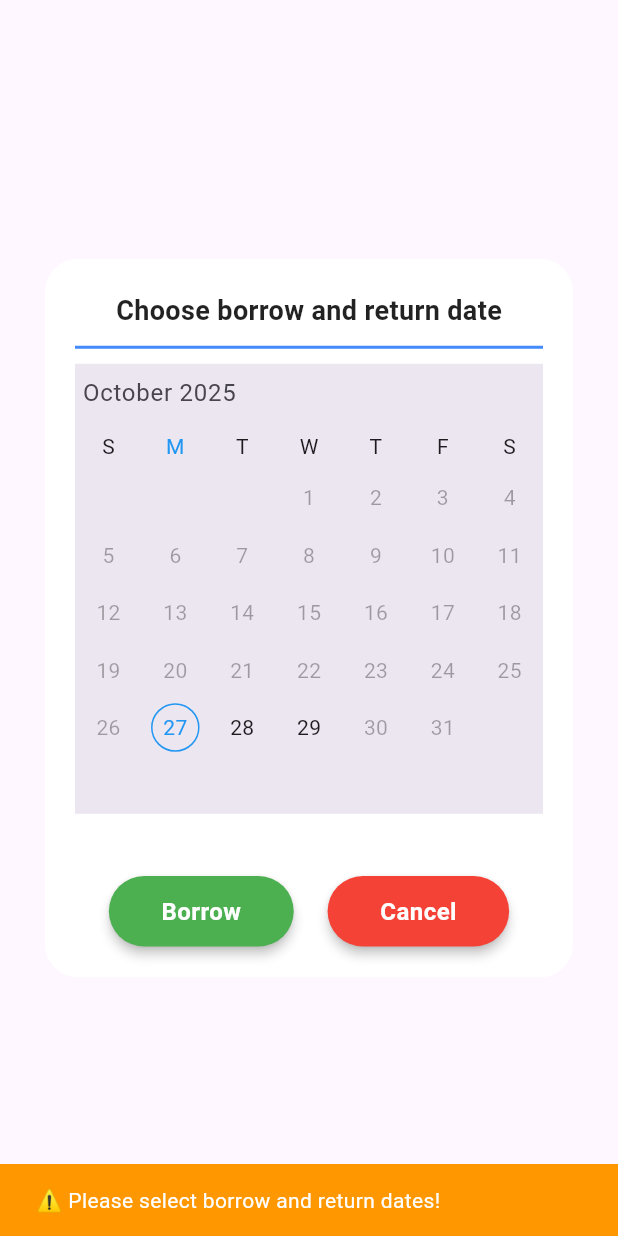
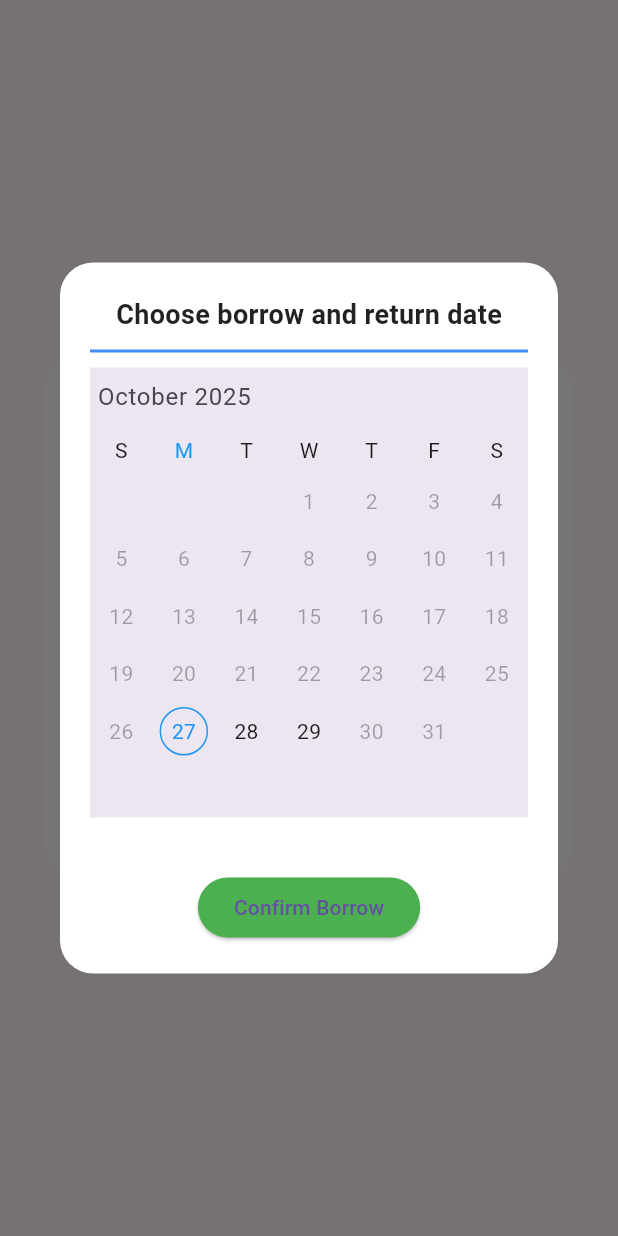
Before and after one commit to FRAmyZ010/IoTZone, a Flutter app: the BorrowAssetDialog widget shown alone on an empty page, opened directly with empty values, after a tap on "Borrow", on a phone screen of 412 x 824 dp. Run offline on Flutter 3.47's test engine with Material 3 defaults, Android fonts, the phone set to English and light mode, and no system bars; drawn by our look-alikes of syncfusion_flutter_datepicker; our stand-ins replace carousel_slider, image_picker; network calls fail.

Commit message:
Commit_pageassetpage_student_viewpage

```diff
--- a/iot_zone/lib/Page/Asset_page/showAssetDialog/showAssetDialog_student.dart
+++ b/iot_zone/lib/Page/Asset_page/showAssetDialog/showAssetDialog_student.dart
@@ -1,6 +1,6 @@
 import 'package:flutter/material.dart';
+import 'package:intl/intl.dart';
 import 'package:syncfusion_flutter_datepicker/datepicker.dart';
-import 'package:intl/intl.dart';
 
 class BorrowAssetDialog extends StatefulWidget {
   final Map<String, dynamic> asset;
@@ -15,18 +15,68 @@ class _BorrowAssetDialogState extends State<BorrowAssetDialog> {
   DateTime? startDate;
   DateTime? endDate;
 
-  @override
-  Widget build(BuildContext context) {
+  // ✅ โหลดภาพจาก server หรือ asset (สมส่วน + โค้ง + เงา + loading)
+  // ✅ โหลดภาพจาก asset หรือ server (แสดงสมส่วน)
+  Widget _buildImage(String imagePath) {
+    final borderRadius = BorderRadius.circular(16);
+
+    return Container(
+      height: 120, // ✅ จำกัดความสูงสูงสุดของภาพใน card
+      width: double.infinity,
+      decoration: BoxDecoration(
+        borderRadius: borderRadius,
+        color: Colors.white,
+      ),
+      child: ClipRRect(
+        borderRadius: borderRadius,
+        child: Align(
+          alignment: Alignment.center,
+          child: FittedBox(
+            fit: BoxFit.contain, // ✅ ปรับขนาดให้พอดีโดยไม่ครอปหรือบีบ
+            child:
+                imagePath.startsWith('/uploads/') || imagePath.contains('http')
+                ? Image.network(
+                    'http://10.0.2.2:3000$imagePath',
+                    height: 100, // ✅ จำกัดขนาดภายในอีกชั้น
+                    width: 100,
+                    fit: BoxFit.contain,
+                    errorBuilder: (context, error, stackTrace) => const Icon(
+                      Icons.broken_image,
+                      size: 60,
+                      color: Colors.grey,
+                    ),
+                  )
+                : Image.asset(
+                    imagePath,
+                    height: 100,
+                    width: 100,
+                    fit: BoxFit.contain,
+                    errorBuilder: (context, error, stackTrace) => const Icon(
+                      Icons.image_not_supported_outlined,
+                      size: 60,
+                      color: Colors.grey,
+                    ),
+                  ),
+          ),
+        ),
+      ),
+    );
+  }
+
+  // ✅ ฟังก์ชันเปิดปฏิทินเลือกวันยืม
+  void _openCalendarDialog() {
+    showDialog(
+      context: context,
+      builder: (context) {
         return Dialog(
-      shape: RoundedRectangleBorder(borderRadius: BorderRadius.circular(22)),
+          shape: RoundedRectangleBorder(
+            borderRadius: BorderRadius.circular(22),
+          ),
           backgroundColor: Colors.white,
-      insetPadding: const EdgeInsets.symmetric(horizontal: 30, vertical: 60),
           child: Padding(
             padding: const EdgeInsets.fromLTRB(20, 22, 20, 20),
-        child: SingleChildScrollView(
             child: Column(
               mainAxisSize: MainAxisSize.min,
-            crossAxisAlignment: CrossAxisAlignment.center,
               children: [
                 const Text(
                   "Choose borrow and return date",
@@ -39,8 +89,6 @@ class _BorrowAssetDialogState extends State<BorrowAssetDialog> {
                 const SizedBox(height: 10),
                 Container(height: 2, color: Colors.blueAccent),
                 const SizedBox(height: 10),
-
-              // 🔹 ปฏิทินเลือกช่วงวันที่
                 SfDateRangePicker(
                   selectionMode: DateRangePickerSelectionMode.range,
                   startRangeSelectionColor: Colors.blue,
@@ -49,7 +97,8 @@ class _BorrowAssetDialogState extends State<BorrowAssetDialog> {
                   todayHighlightColor: Colors.blue,
                   minDate: DateTime.now(),
                   maxDate: DateTime.now().add(const Duration(days: 2)),
-                onSelectionChanged: (DateRangePickerSelectionChangedArgs args) {
+                  onSelectionChanged:
+                      (DateRangePickerSelectionChangedArgs args) {
                         if (args.value is PickerDateRange) {
                           final PickerDateRange range = args.value;
                           setState(() {
@@ -59,40 +108,33 @@ class _BorrowAssetDialogState extends State<BorrowAssetDialog> {
                         }
                       },
                 ),
-
                 const SizedBox(height: 16),
-
-              // 🔹 แสดงวันยืมและวันคืน
                 if (startDate != null && endDate != null) ...[
                   Text(
                     "Borrow date : ${DateFormat('MMMM d, yyyy').format(startDate!)}",
-                  style: const TextStyle(
-                    fontSize: 14,
-                    fontWeight: FontWeight.w500,
-                  ),
+                    style: const TextStyle(fontSize: 14),
                   ),
                   Text(
                     "Return date : ${DateFormat('MMMM d, yyyy').format(endDate!)}",
-                  style: const TextStyle(
-                    fontSize: 14,
-                    fontWeight: FontWeight.w500,
-                  ),
+                    style: const TextStyle(fontSize: 14),
                   ),
                 ],
-
-              const SizedBox(height: 25),
-
-              // 🔹 ปุ่ม Borrow / Cancel
-              Row(
-                mainAxisAlignment: MainAxisAlignment.spaceEvenly,
-                children: [
-                  // ✅ Borrow
+                const SizedBox(height: 20),
                 ElevatedButton(
                   onPressed: () {
-                      if (startDate != null && endDate != null) {
+                    if (startDate == null || endDate == null) {
+                      _showSelectAlert(context);
+                      return;
+                    }
                     final diff = endDate!.difference(startDate!).inDays + 1;
-                        if (diff <= 2) {
-                          Navigator.of(context).pop();
+                    if (diff > 2) {
+                      _showLimitAlert(context);
+                      return;
+                    }
+
+                    Navigator.of(context).pop(); // ปิดปฏิทิน
+                    Navigator.of(context).pop(); // ปิด dialog หลัก
+
                     ScaffoldMessenger.of(context).showSnackBar(
                       SnackBar(
                         content: Text(
@@ -105,22 +147,67 @@ class _BorrowAssetDialogState extends State<BorrowAssetDialog> {
                         duration: const Duration(seconds: 4),
                       ),
                     );
-                        } else {
-                          _showLimitAlert(context);
-                        }
-                      } else {
-                        _showSelectAlert(context);
-                      }
                   },
                   style: ElevatedButton.styleFrom(
                     backgroundColor: Colors.green,
-                      elevation: 3,
+                    shape: RoundedRectangleBorder(
+                      borderRadius: BorderRadius.circular(20),
+                    ),
+                  ),
+                  child: const Text("Confirm Borrow"),
+                ),
+              ],
+            ),
+          ),
+        );
+      },
+    );
+  }
+
+  @override
+  Widget build(BuildContext context) {
+    final asset = widget.asset;
+    return Dialog(
+      shape: RoundedRectangleBorder(borderRadius: BorderRadius.circular(22)),
+      backgroundColor: Colors.white,
+      insetPadding: const EdgeInsets.symmetric(horizontal: 30, vertical: 60),
+      child: Padding(
+        padding: const EdgeInsets.all(20),
+        child: Column(
+          mainAxisSize: MainAxisSize.min,
+          crossAxisAlignment: CrossAxisAlignment.center,
+          children: [
+            Text(
+              asset['name'] ?? "Unknown Asset",
+              style: const TextStyle(fontSize: 20, fontWeight: FontWeight.bold),
+            ),
+            const SizedBox(height: 10),
+            _buildImage(asset['image'] ?? ''),
+            const SizedBox(height: 10),
+            const Text(
+              "*You can only borrow 1 asset a day",
+              style: TextStyle(color: Colors.red, fontSize: 13),
+            ),
+            const SizedBox(height: 10),
+            Text(
+              "Description :\n${asset['description'] ?? 'No description'}",
+              style: const TextStyle(fontSize: 14, color: Colors.black87),
+              textAlign: TextAlign.center,
+            ),
+            const SizedBox(height: 20),
+            Row(
+              mainAxisAlignment: MainAxisAlignment.spaceEvenly,
+              children: [
+                ElevatedButton(
+                  onPressed: _openCalendarDialog,
+                  style: ElevatedButton.styleFrom(
+                    backgroundColor: Colors.green,
+                    shape: RoundedRectangleBorder(
+                      borderRadius: BorderRadius.circular(20),
+                    ),
                     padding: const EdgeInsets.symmetric(
                       horizontal: 35,
                       vertical: 12,
-                      ),
-                      shape: RoundedRectangleBorder(
-                        borderRadius: BorderRadius.circular(30),
                     ),
                   ),
                   child: const Text(
@@ -128,24 +215,19 @@ class _BorrowAssetDialogState extends State<BorrowAssetDialog> {
                     style: TextStyle(
                       color: Colors.white,
                       fontWeight: FontWeight.bold,
-                        fontSize: 16,
-                        letterSpacing: 0.3,
                     ),
                   ),
                 ),
-
-                  // ❌ Cancel
                 ElevatedButton(
                   onPressed: () => Navigator.pop(context),
                   style: ElevatedButton.styleFrom(
                     backgroundColor: Colors.red,
-                      elevation: 3,
+                    shape: RoundedRectangleBorder(
+                      borderRadius: BorderRadius.circular(20),
+                    ),
                     padding: const EdgeInsets.symmetric(
                       horizontal: 35,
                       vertical: 12,
-                      ),
-                      shape: RoundedRectangleBorder(
-                        borderRadius: BorderRadius.circular(30),
                     ),
                   ),
                   child: const Text(
@@ -153,15 +235,12 @@ class _BorrowAssetDialogState extends State<BorrowAssetDialog> {
                     style: TextStyle(
                       color: Colors.white,
                       fontWeight: FontWeight.bold,
-                        fontSize: 16,
-                        letterSpacing: 0.3,
                     ),
                   ),
                 ),
               ],
             ),
           ],
-          ),
         ),
       ),
     );
```
Also changed, not shown: iot_zone/lib/Page/Asset_page/assetpage.dart (+35 -24 lines). Lines whose indentation alone changed are shown as unchanged.
